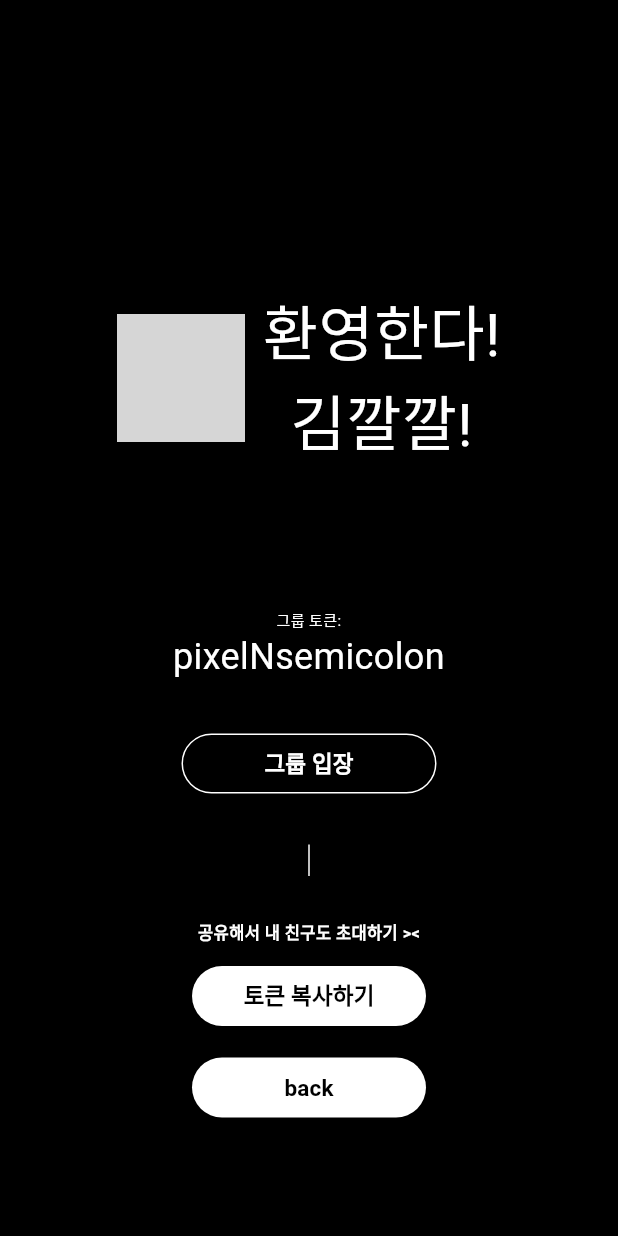
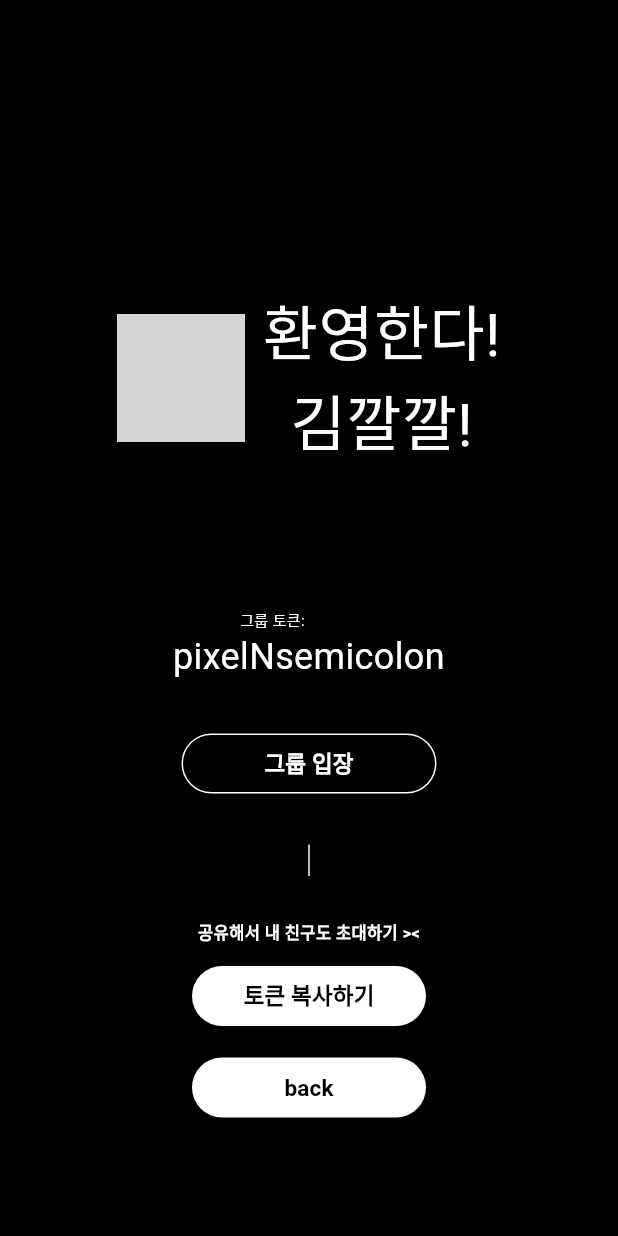
Before and after one commit to 1st-PARD-APP-PART/pixel_n_semicolon, a Flutter app: the GroupCodeScreen screen opened directly, on a phone screen of 412 x 824 dp. Run offline on Flutter 3.47's test engine with Material 2 defaults, Android fonts, the light colour scheme and no system bars; our stand-ins replace firebase_auth, firebase_core, google_sign_in; accounts and stored records are empty; grey boxes are pictures that could not be loaded.

Commit message:
update group_code

```diff
--- a/lib/group_code.dart
+++ b/lib/group_code.dart
@@ -53,6 +53,10 @@ class _GroupCodeScreenState extends State<GroupCodeScreen> {
           SizedBox(
             height: 94,
           ),
+          Row(
+            crossAxisAlignment: CrossAxisAlignment.start,
+            children: [
+              SizedBox(width: 160),
               Text(
                 textAlign: TextAlign.right,
                 '그룹 토큰:',
@@ -60,6 +64,8 @@ class _GroupCodeScreenState extends State<GroupCodeScreen> {
                   fontSize: 10,
                   color: Colors.white,
                 ),
+              ),
+            ],
           ),
           Text(
             'pixelNsemicolon',
```
Lines whose indentation alone changed are shown as unchanged.
